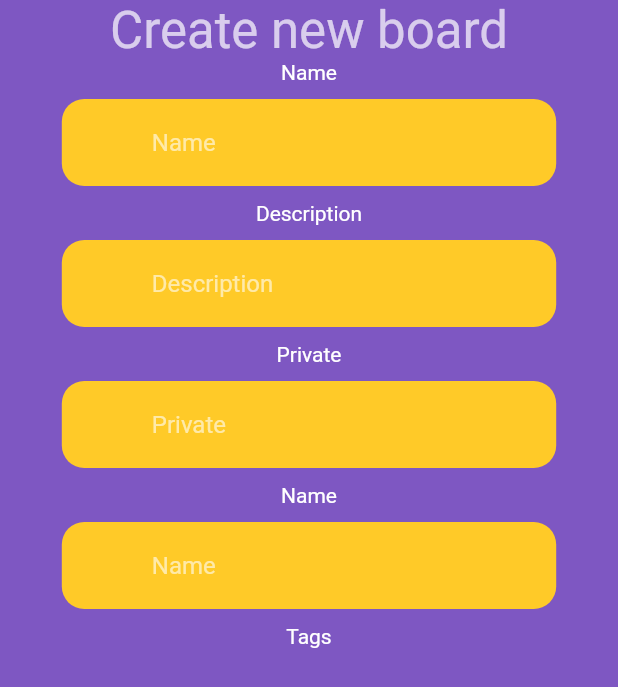
After one commit to uniq-app/mobile, a Flutter app: the CreateBoardPage screen opened by its route, on a phone screen of 412 x 824 dp. The commit adds this screen. Shown: the top 687 px of the screen. Run offline on Flutter 3.47's test engine with Material 2 defaults, Android fonts, the phone set to English and light mode, and no system bars; our stand-ins replace image_picker, rxdart; missing offline and left inert: multi_image_picker; Roboto replaces fonts that are missing (Georgia, Hind).

Commit message:
New view of the boards and draft of new board form

```diff
--- a/lib/src/router.dart
+++ b/lib/src/router.dart
@@ -1,6 +1,7 @@
 import 'package:flutter/material.dart';
 import 'package:uniq/src/models/board.dart';
 import 'package:uniq/src/screens/board_details_page.dart';
+import 'package:uniq/src/screens/create_board_page.dart';
 import 'package:uniq/src/screens/take_picture_screen.dart';
 import 'package:uniq/src/screens/home_page.dart';
 import 'package:uniq/src/screens/image_library_page.dart';
@@ -42,6 +43,10 @@ class MainRouter {
         return MaterialPageRoute(
           builder: (_) => ImageLibraryPage(),
         );
+      case createBoardRoute:
+        return MaterialPageRoute(
+          builder: (_) => CreateBoardPage(),
+        );
       default:
         return MaterialPageRoute(
           builder: (_) => Scaffold(
--- /dev/null
+++ b/lib/src/screens/create_board_page.dart
@@ -0,0 +1,55 @@
+import 'package:flutter/cupertino.dart';
+import 'package:flutter/material.dart';
+import 'package:uniq/src/blocs/board_bloc.dart';
+import 'package:uniq/src/models/board.dart';
+import 'package:uniq/src/models/photo.dart';
+import 'package:uniq/src/models/board_results.dart';
+import 'package:uniq/src/shared/bottom_nabar.dart';
+import 'package:uniq/src/shared/constants.dart';
+import 'package:uniq/src/shared/utilities.dart';
+
+class CreateBoardPage extends StatelessWidget {
+  const CreateBoardPage({Key key}) : super(key: key);
+
+  @override
+  Widget build(BuildContext context) {
+    final nameController = new TextEditingController();
+    final descriptionController = new TextEditingController();
+    return Scaffold(
+      body: Container(
+        width: MediaQuery.of(context).size.width,
+        height: MediaQuery.of(context).size.height,
+        color: Theme.of(context).accentColor,
+        child: Column(
+          children: [
+            Text(
+              "Create new board",
+              style: Theme.of(context).textTheme.headline4,
+            ),
+            Text("Name"),
+            UniqInputField(
+              hintText: "Name",
+              color: Theme.of(context).primaryColor,
+            ),
+            Text("Description"),
+            UniqInputField(
+              hintText: "Description",
+              color: Theme.of(context).primaryColor,
+            ),
+            Text("Private"),
+            UniqInputField(
+              hintText: "Private",
+              color: Theme.of(context).primaryColor,
+            ),
+            Text("Name"),
+            UniqInputField(
+              hintText: "Name",
+              color: Theme.of(context).primaryColor,
+            ),
+            Text("Tags"),
+          ],
+        ),
+      ),
+    );
+  }
+}
--- a/lib/src/screens/welcome_page.dart
+++ b/lib/src/screens/welcome_page.dart
@@ -21,14 +21,15 @@ class WelcomePage extends StatelessWidget {
         SizedBox(height: size.height * 0.05),
         UniqButton(
           text: "LOGIN",
+          color: Theme.of(context).primaryColor,
           push: () {
             Navigator.pushNamed(context, loginRoute);
           },
         ),
         UniqButton(
           text: "SIGN UP",
-          color: lightColor,
-          textColor: Colors.black,
+          color: Theme.of(context).accentColor,
+          textColor: Colors.white,
           push: () {
             Navigator.pushNamed(context, signupRoute);
           },
--- a/lib/src/services/board_api_provider.dart
+++ b/lib/src/services/board_api_provider.dart
@@ -8,7 +8,7 @@ class BoardApiProvider {
   Client client = Client();
   // Local jest na http://10.0.2.2:PORT/boards
   // final String _apiUrl = 'http://192.168.43.223:8080/boards';
-  final String _apiUrl = 'http://192.168.0.107:8080/boards';
+  final String _apiUrl = 'http://10.0.2.2:8080/boards';
 
   Future<BoardResults> getBoards(String ownerId) async {
     final response = await client.get('$_apiUrl?creator=$ownerId');
--- a/lib/src/shared/app_theme.dart
+++ b/lib/src/shared/app_theme.dart
@@ -12,7 +12,8 @@ class AppTheme {
   static final ThemeData lightTheme = ThemeData(
     // Define the default brightness and colors.
     brightness: Brightness.dark,
-    primaryColor: Colors.amber[200],
+    primaryColor: Colors.amber[400],
+    primaryColorLight: Colors.amber[200],
     accentColor: Colors.deepPurple[400],
     iconTheme: IconThemeData(color: Colors.deepOrange),
     bottomNavigationBarTheme: BottomNavigationBarThemeData(
--- a/lib/src/shared/constants.dart
+++ b/lib/src/shared/constants.dart
@@ -1,5 +1,3 @@
-import 'package:flutter/cupertino.dart';
-
 const String homeRoute = '/home_page';
 const String boardDetailsRoute = '/details';
 const String photoDetails = '/photo-details';
@@ -8,6 +6,4 @@ const String signupRoute = '/signup_page';
 const String welcomeRoute = '/';
 const String cameraRoute = '/camera';
 const String imagePickerRoute = '/image-picker';
-
-const Color primaryColor = Color(0xffebab34);
-const Color lightColor = Color(0xffffdc9c);
+const String createBoardRoute = '/create_board';
--- a/lib/src/shared/utilities.dart
+++ b/lib/src/shared/utilities.dart
@@ -9,7 +9,7 @@ class UniqButton extends StatelessWidget {
     Key key,
     this.text,
     this.push,
-    this.color = primaryColor,
+    this.color,
     this.textColor = Colors.white,
   }) : super(key: key);
 
@@ -39,11 +39,17 @@ class UniqInputField extends StatelessWidget {
   final ValueChanged<String> onChanged;
   final bool isObscure;
   final String hintText;
+  final IconData inputIcon;
+  final Color color;
+  final double fieldRounding;
   const UniqInputField({
     Key key,
     this.onChanged,
-    this.isObscure,
+    this.isObscure = false,
     this.hintText,
+    this.inputIcon,
+    this.color,
+    this.fieldRounding = 15.0,
   }) : super(key: key);
 
   @override
@@ -54,18 +60,18 @@ class UniqInputField extends StatelessWidget {
       padding: EdgeInsets.symmetric(horizontal: 20, vertical: 5),
       width: size.width * 0.8,
       decoration: BoxDecoration(
-        color: lightColor,
-        borderRadius: BorderRadius.circular(29),
+        color: color,
+        borderRadius: BorderRadius.circular(fieldRounding),
       ),
       child: TextField(
         obscureText: isObscure,
         onChanged: onChanged,
-        cursorColor: primaryColor,
+        cursorColor: Theme.of(context).primaryColor,
         decoration: InputDecoration(
           hintText: hintText,
           icon: Icon(
-            Icons.lock,
-            color: primaryColor,
+            inputIcon,
+            color: Theme.of(context).primaryColor,
           ),
           border: InputBorder.none,
         ),
@@ -87,7 +93,8 @@ class UniqBoardElement extends StatelessWidget {
       this.description,
       this.widthFraction = 0.8,
       this.heightFraction = 0.15,
-      this.imageLink})
+      this.imageLink =
+          "https://images.unsplash.com/photo-1455582916367-25f75bfc6710?ixlib=rb-1.2.1&ixid=MXwxMjA3fDB8MHxleHBsb3JlLWZlZWR8NHx8fGVufDB8fHw%3D&auto=format&fit=crop&w=500&q=60"})
       : super(key: key);
 
   @override
```
Also changed, not shown: lib/src/screens/home_page.dart (+25 -41 lines).
